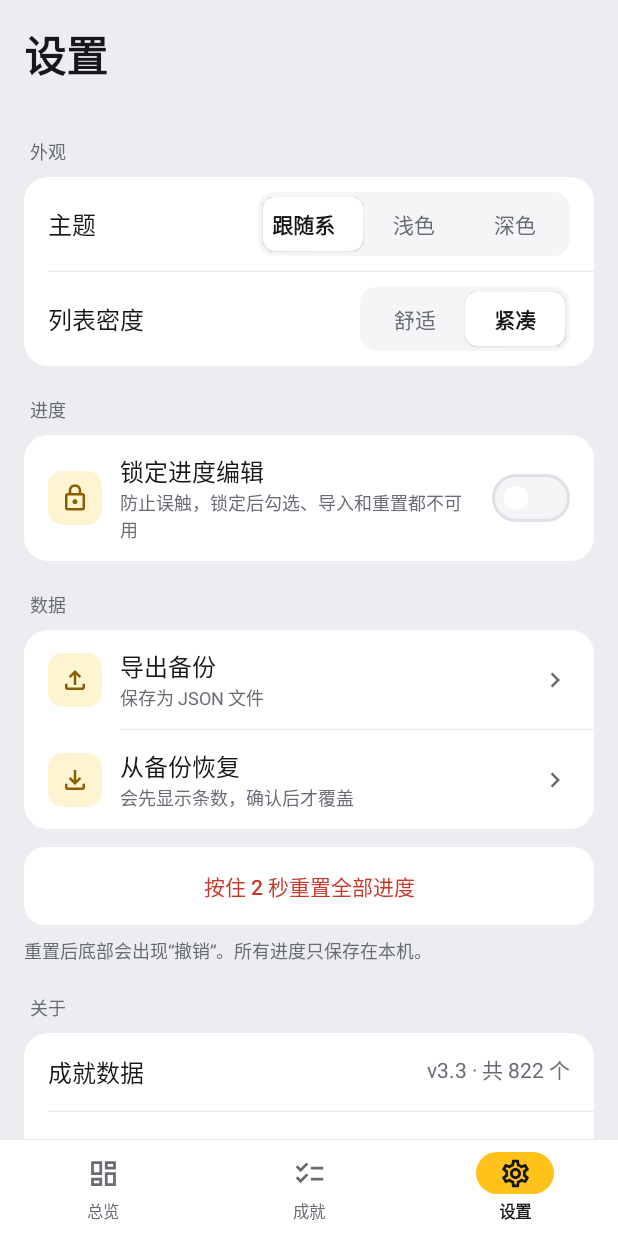
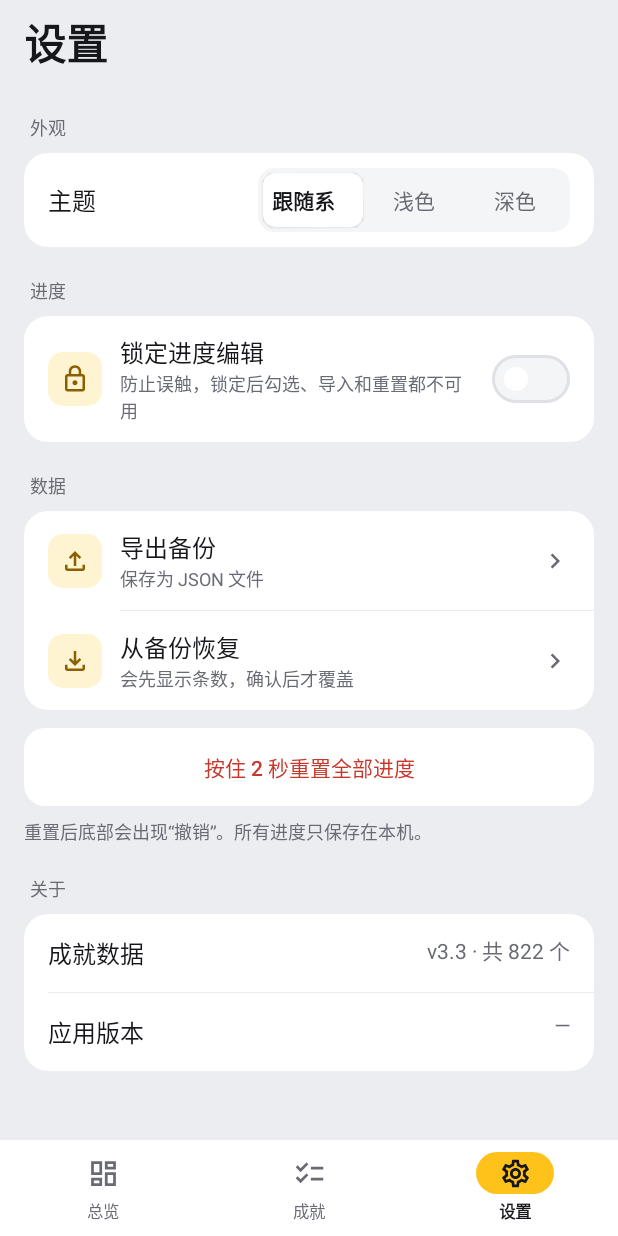
Before and after one commit to Aitidi/zzz-achievement-tracker-android, an Android app built with Jetpack Compose: the screen it shows after launch (MainActivity), item 3 of the bottom bar chosen, on a phone screen of 412 x 824 dp. Run offline under Robolectric (Android 15) with nearby library versions, the phone set to English and light mode, and no system bars; our stand-ins replace Room's generated code.

Commit message:
feat: redesign UI with overview, sectioned list, undo and dark theme
- Overview tab replaces statistics; every block opens the matching to-do list
- Achievement list grouped by version or category with sticky progress headers
- Only the checkbox toggles progress; snackbar undo; long-press multi-select
- Filter sheet shows every option with its completion and a live result count
- Active filters stay on one scrollable line inside the page gutter
- Settings: theme (system/light/dark), lock moved here and to the list menu,
  hold-to-reset with undo; list density option removed
- Amber accent palette with light and dark themes; shared fixed-height top bar

Co-Authored-By: Claude Opus 5.5 (1M context) <noreply@anthropic.com>
Claude-Session: https://claude.ai/code/session_01UAB1GpEVeng2M7An4goKxX

```diff
--- a/app/src/main/java/com/aitidi/zzztracker/ui/Components.kt
+++ b/app/src/main/java/com/aitidi/zzztracker/ui/Components.kt
@@ -42,14 +42,12 @@ internal data class Tally(val done: Int, val total: Int) {
 
 internal fun List<AchievementItem>.tally() = Tally(count { it.progress }, size)
 
+/** Fixed-height bar shared by all three tabs so the page titles never shift when switching. */
 @Composable
-internal fun PageTitle(title: String, subtitle: String? = null, actions: (@Composable RowScope.() -> Unit)? = null) {
-    Row(Modifier.fillMaxWidth().padding(top = 12.dp, bottom = 12.dp).heightIn(min = 48.dp), verticalAlignment = Alignment.CenterVertically) {
-        Column(Modifier.weight(1f)) {
-            Text(title, style = MaterialTheme.typography.headlineLarge)
-            if (subtitle != null) Text(subtitle, style = MaterialTheme.typography.bodySmall, color = AppColors.Secondary)
-        }
-        actions?.invoke(this)
+internal fun TopBar(title: String?, actions: @Composable RowScope.() -> Unit = {}) {
+    Row(Modifier.fillMaxWidth().height(56.dp).padding(start = PageGutter, end = 4.dp), verticalAlignment = Alignment.CenterVertically) {
+        if (title != null) Text(title, Modifier.weight(1f).semantics { heading() }, style = MaterialTheme.typography.headlineLarge, maxLines = 1)
+        actions()
     }
 }
 
@@ -93,16 +91,18 @@ internal fun StripedProgress(progress: Float, modifier: Modifier = Modifier, hei
 }
 
 @Composable
-internal fun <T> SegmentedControl(options: List<T>, selected: T, label: (T) -> String, onSelect: (T) -> Unit, modifier: Modifier = Modifier) {
-    Row(modifier.clip(RoundedCornerShape(11.dp)).background(AppColors.Control).padding(3.dp).selectableGroup()) {
+internal fun <T> SegmentedControl(
+    options: List<T>, selected: T, label: (T) -> String, onSelect: (T) -> Unit, modifier: Modifier = Modifier, compact: Boolean = false,
+) {
+    Row(modifier.clip(RoundedCornerShape(if (compact) 9.dp else 11.dp)).background(AppColors.Control).padding(if (compact) 2.dp else 3.dp).selectableGroup()) {
         options.forEach { option ->
             val active = option == selected
             Box(Modifier.weight(1f)
                 .then(if (active) Modifier.shadow(1.dp, RoundedCornerShape(8.dp)).background(AppColors.Surface, RoundedCornerShape(8.dp)) else Modifier)
                 .clip(RoundedCornerShape(8.dp))
                 .selectable(active, role = Role.Tab, onClick = { onSelect(option) })
-                .heightIn(min = 36.dp).padding(horizontal = 6.dp, vertical = 6.dp), contentAlignment = Alignment.Center) {
-                Text(label(option), style = MaterialTheme.typography.labelLarge,
+                .heightIn(min = if (compact) 28.dp else 36.dp).padding(horizontal = 6.dp, vertical = if (compact) 4.dp else 6.dp), contentAlignment = Alignment.Center) {
+                Text(label(option), style = if (compact) MaterialTheme.typography.labelMedium else MaterialTheme.typography.labelLarge,
                     fontWeight = if (active) FontWeight.Bold else FontWeight.Normal,
                     color = if (active) AppColors.Text else AppColors.Secondary, maxLines = 1)
             }
--- a/app/src/main/java/com/aitidi/zzztracker/ui/OverviewScreen.kt
+++ b/app/src/main/java/com/aitidi/zzztracker/ui/OverviewScreen.kt
@@ -43,8 +43,9 @@ internal fun OverviewScreen(
     }
     val latest = versions.firstOrNull()
     val secondary = AppColors.Secondary
-    Column(Modifier.fillMaxSize().verticalScroll(rememberScrollState()).padding(horizontal = PageGutter).padding(bottom = 24.dp)) {
-        PageTitle("总览", "绝区零" + (latest?.let { " · 成就数据 ${versionLabel(it)}" } ?: ""))
+    Column(Modifier.fillMaxSize()) {
+        TopBar("总览")
+        Column(Modifier.weight(1f).verticalScroll(rememberScrollState()).padding(horizontal = PageGutter).padding(bottom = 24.dp)) {
             if (dataError != null) {
                 Text(dataError, Modifier.padding(vertical = 24.dp), color = AppColors.Danger)
                 return@Column
@@ -96,6 +97,7 @@ internal fun OverviewScreen(
             }
         }
     }
+}
 
 @Composable
 private fun VersionTile(version: String, tally: Tally, onClick: () -> Unit) {
--- a/app/src/main/java/com/aitidi/zzztracker/ui/SettingsScreen.kt
+++ b/app/src/main/java/com/aitidi/zzztracker/ui/SettingsScreen.kt
@@ -35,7 +35,6 @@ internal fun SettingsScreen(
     catalogVersion: String?,
     catalogSize: Int,
     onTheme: (ThemeMode) -> Unit,
-    onCompact: (Boolean) -> Unit,
     onToggleLock: () -> Unit,
     onExport: () -> Unit,
     onImport: () -> Unit,
@@ -44,19 +43,14 @@ internal fun SettingsScreen(
 ) {
     val context = LocalContext.current
     val appVersion = remember { runCatching { context.packageManager.getPackageInfo(context.packageName, 0).versionName }.getOrNull() }
-    Column(Modifier.fillMaxSize().verticalScroll(rememberScrollState()).padding(horizontal = PageGutter).padding(bottom = 24.dp)) {
-        PageTitle("设置")
+    Column(Modifier.fillMaxSize()) {
+        TopBar("设置")
+        Column(Modifier.weight(1f).verticalScroll(rememberScrollState()).padding(horizontal = PageGutter).padding(bottom = 24.dp)) {
             SectionLabel("外观", Modifier.padding(top = 0.dp))
-        Column(Modifier.clip(GroupShape).background(AppColors.Surface)) {
-            Row(Modifier.fillMaxWidth().padding(horizontal = 16.dp, vertical = 10.dp), verticalAlignment = Alignment.CenterVertically) {
+            Row(Modifier.fillMaxWidth().clip(GroupShape).background(AppColors.Surface).padding(horizontal = 16.dp, vertical = 10.dp),
+                verticalAlignment = Alignment.CenterVertically) {
                 Text("主题", Modifier.weight(1f), style = MaterialTheme.typography.titleMedium)
                 SegmentedControl(ThemeMode.entries, ui.themeMode, { it.label }, onTheme, Modifier.width(208.dp))
-            }
-            GroupDivider()
-            Row(Modifier.fillMaxWidth().padding(horizontal = 16.dp, vertical = 10.dp), verticalAlignment = Alignment.CenterVertically) {
-                Text("列表密度", Modifier.weight(1f), style = MaterialTheme.typography.titleMedium)
-                SegmentedControl(listOf(false, true), ui.compactMode, { if (it) "紧凑" else "舒适" }, onCompact, Modifier.width(140.dp))
-            }
             }
             SectionLabel("进度")
             Row(Modifier.fillMaxWidth().clip(GroupShape).background(AppColors.Surface)
@@ -85,6 +79,7 @@ internal fun SettingsScreen(
                 InfoRow("成就数据", (catalogVersion?.let { versionLabel(it) + " · " } ?: "") + "共 ${countLabel(catalogSize)} 个")
                 GroupDivider()
                 InfoRow("应用版本", appVersion ?: "—")
+            }
         }
     }
 }
--- a/app/src/main/java/com/aitidi/zzztracker/ui/TrackerApp.kt
+++ b/app/src/main/java/com/aitidi/zzztracker/ui/TrackerApp.kt
@@ -158,7 +158,6 @@ private fun TrackerContent(vm: TrackerViewModel, ui: TrackerUiState) {
                     onFilter = { showFilter = true })
                 HomeTab.SETTINGS -> SettingsScreen(ui, versions.firstOrNull(), allItems.size,
                     onTheme = vm::setThemeMode,
-                    onCompact = vm::setCompactMode,
                     onToggleLock = vm::toggleLockProgressEditing,
                     onExport = { export.launch("zzz_progress_backup.json") },
                     onImport = { import.launch(arrayOf("application/json")) },
--- a/app/src/main/java/com/aitidi/zzztracker/viewmodel/TrackerViewModel.kt
+++ b/app/src/main/java/com/aitidi/zzztracker/viewmodel/TrackerViewModel.kt
@@ -43,7 +43,6 @@ data class TrackerUiState(
     val groupMode: GroupMode = GroupMode.VERSION,
     val themeMode: ThemeMode = ThemeMode.SYSTEM,
     val lockProgressEditing: Boolean = false,
-    val compactMode: Boolean = true,
     val dataError: String? = null,
 )
 
@@ -120,7 +119,6 @@ class TrackerViewModel(app: Application) : AndroidViewModel(app) {
     fun setSortMode(v: SortMode) = updateUi { copy(sortMode = v) }
     fun toggleLockProgressEditing() = updateUi { copy(lockProgressEditing = !lockProgressEditing) }
 
-    fun setCompactMode(v: Boolean) = updateUi { copy(compactMode = v) }
 
     fun toggle(item: AchievementItem, checked: Boolean) =
         setProgress(listOf(item), checked, if (checked) "已完成「${item.name}」" else "已取消「${item.name}」")
@@ -231,7 +229,6 @@ class TrackerViewModel(app: Application) : AndroidViewModel(app) {
             groupMode = prefs.getString("groupMode", null)?.let { runCatching { GroupMode.valueOf(it) }.getOrNull() } ?: GroupMode.VERSION,
             themeMode = prefs.getString("themeMode", null)?.let { runCatching { ThemeMode.valueOf(it) }.getOrNull() } ?: ThemeMode.SYSTEM,
             lockProgressEditing = prefs.getBoolean("lockProgressEditing", false),
-            compactMode = prefs.getBoolean("compactMode", true),
         )
     }
 
@@ -245,7 +242,6 @@ class TrackerViewModel(app: Application) : AndroidViewModel(app) {
             .putString("groupMode", state.groupMode.name)
             .putString("themeMode", state.themeMode.name)
             .putBoolean("lockProgressEditing", state.lockProgressEditing)
-            .putBoolean("compactMode", state.compactMode)
             .apply()
     }
 
```
Also changed, not shown: app/src/main/java/com/aitidi/zzztracker/ui/AchievementScreen.kt (+21 -29 lines), app/src/main/java/com/aitidi/zzztracker/ui/FilterSheets.kt (+16 -3 lines). Lines whose indentation alone changed are shown as unchanged.
